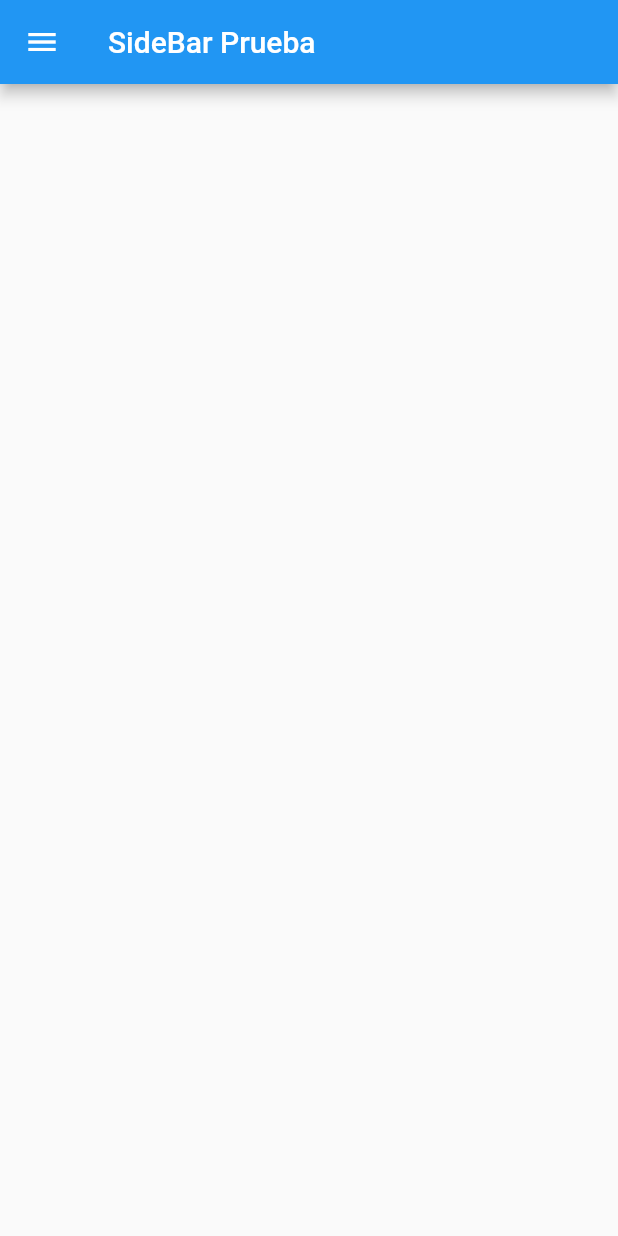
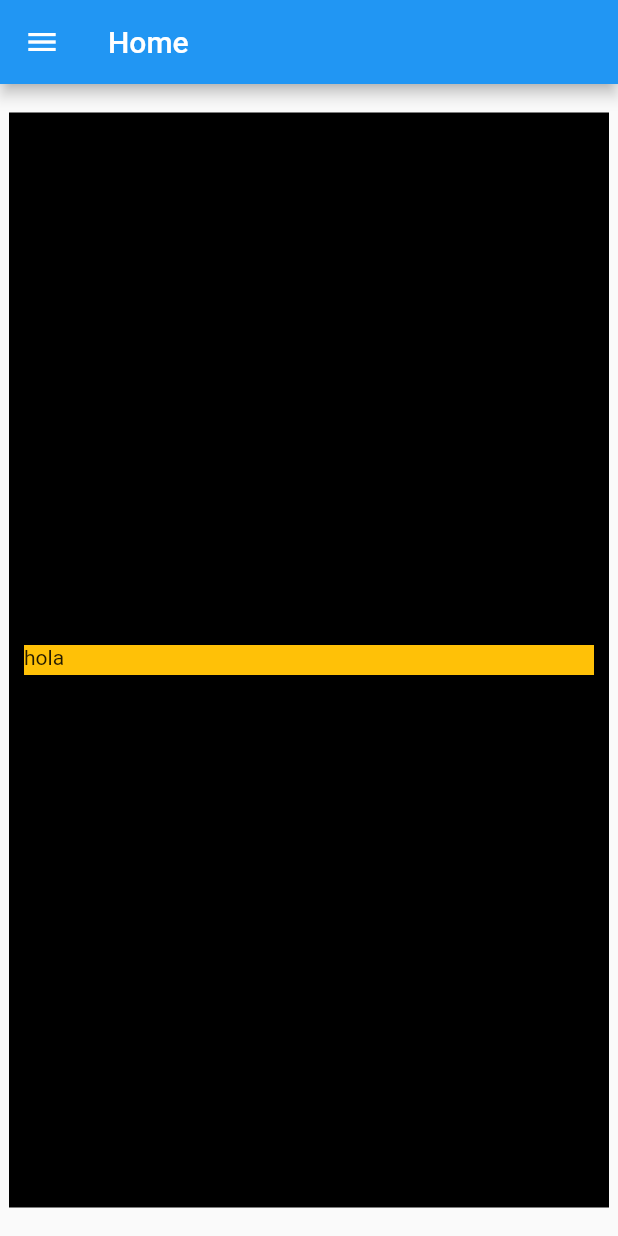
Before and after one commit to agusjaimez/VilladaAppG3-AppMobile, a Flutter app: the Principal screen opened directly, on a phone screen of 412 x 824 dp. Run offline on Flutter 3.47's test engine with Material 2 defaults, Android fonts, the light colour scheme and no system bars; our stand-ins replace date_field.

Commit message:
cree una funcion para crear contenedores chiquitos, pero no eh logrado probar su funcionamiento

```diff
--- a/comunicacion_flutter/lib/custom_dropdown.dart
+++ b/comunicacion_flutter/lib/custom_dropdown.dart
@@ -15,7 +15,6 @@ class _F1State extends State<F1> {
     return Scaffold(
       backgroundColor: Color(0xffe0e0e0),
       body: Center(
-
         child: Container(
           width: 330,
           height: 425,
@@ -71,9 +70,7 @@ class _F1State extends State<F1> {
                 color: Colors.blue,
                 elevation: 6,
                 shape: StadiumBorder(),
-                onPressed: (){
-
-                },
+                onPressed: () {},
               ),
             ],
           ),
--- a/comunicacion_flutter/lib/main.dart
+++ b/comunicacion_flutter/lib/main.dart
@@ -81,7 +81,7 @@ class Principal extends StatelessWidget {
   @override
   Widget build(BuildContext context) {
     return Scaffold(
-      appBar: AppBar(title: const Text('SideBar Prueba')),
+      appBar: AppBar(title: const Text('Home')),
       drawer: Drawer(
         child: Column(
           children: <Widget>[
@@ -110,24 +110,24 @@ class Principal extends StatelessWidget {
                   title: const Text('Formulario F1'),
                   subtitle: Text('Justificar las Faltas'),
                   onTap: () {
-                    Navigator.push(context,
-                        MaterialPageRoute(builder: (context) => F1()));
+                    Navigator.push(
+                        context, MaterialPageRoute(builder: (context) => F1()));
                   },
                 ),
                 new ListTile(
                   title: const Text('Formulario F2'),
                   subtitle: Text('Retiro por Motivos Escolares'),
                   onTap: () {
-                    Navigator.push(context,
-                        MaterialPageRoute(builder: (context) => F2()));
+                    Navigator.push(
+                        context, MaterialPageRoute(builder: (context) => F2()));
                   },
                 ),
                 new ListTile(
                   title: const Text('Formulario F3'),
                   subtitle: Text('Retiro Anticipado'),
                   onTap: () {
-                    Navigator.push(context,
-                        MaterialPageRoute(builder: (context) => F3()));
+                    Navigator.push(
+                        context, MaterialPageRoute(builder: (context) => F3()));
                   },
                 ),
               ],
@@ -153,10 +153,39 @@ class Principal extends StatelessWidget {
         child: Center(
           child: Column(
             mainAxisAlignment: MainAxisAlignment.center,
-            children: <Widget>[],
+            children: <Widget>[
+              new Container(
+                //child: Text("hola"),
+                color: Colors.black,
+                height: 730.0,
+                width: 400,
+                margin: EdgeInsets.all(1),
+                //padding: EdgeInsets.only(bottom: 20),
+                alignment: Alignment.center,
+                child: Center(
+                  child: Column(
+                      mainAxisAlignment: MainAxisAlignment.center,
+                      children: <Widget>[contenedor()]),
+                ),
+              ),
+              //new Container(color: Colors.black, height: 302.0, width: 400)
+            ],
           ),
         ),
       ),
     );
   }
 }
+
+contenedor() {
+  for (var i = 0; i <= 2; i++) {
+    return new Container(
+      margin: EdgeInsets.all(1),
+      //padding: EdgeInsets.all(74),
+      child: Text("hola"),
+      color: Colors.amber,
+      height: 20.0,
+      width: 380,
+    );
+  }
+}
```
